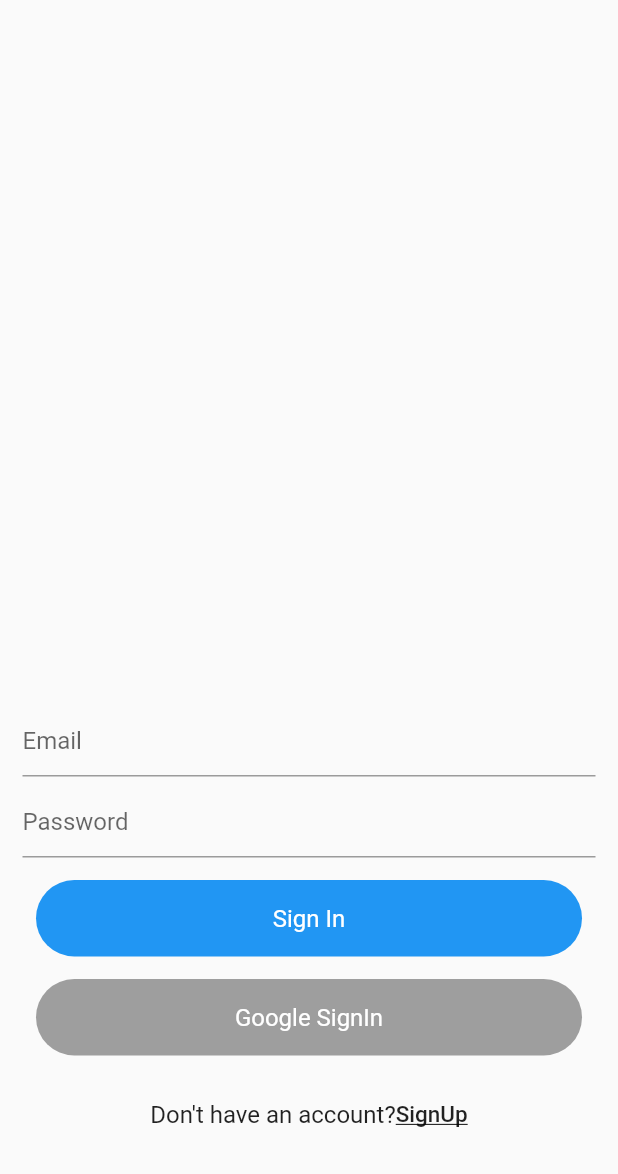
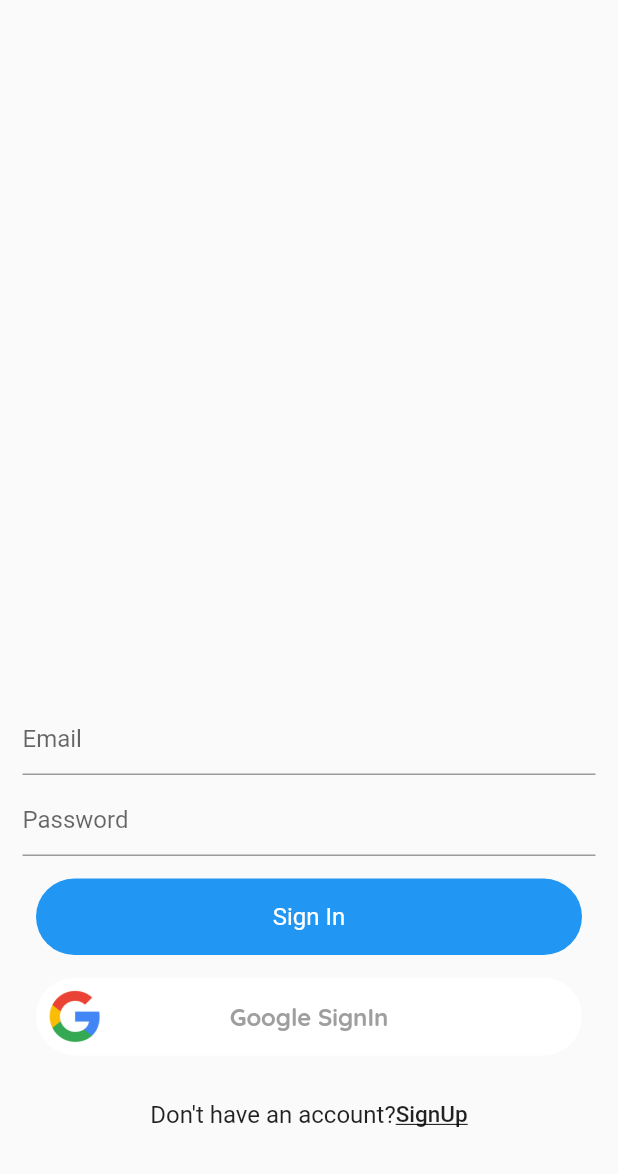
Before and after one commit to ArslanAsghar123/QuizMaker, a Flutter app: the SignUp screen opened directly, after a tap on "Sign Up", after a tap on "SignIn", on a phone screen of 412 x 824 dp, the part 62-1236 px from its top. Run offline on Flutter 3.47's test engine with Material 2 defaults, Android fonts, the phone set to English and light mode, and no system bars; our stand-ins replace cloud_firestore, firebase_auth, firebase_core, google_sign_in, random_string, shared_preferences and 1 more; accounts and stored records are empty.

```diff
--- a/lib/main.dart
+++ b/lib/main.dart
@@ -89,7 +89,7 @@ class _AuthenticationWrapperState extends State<AuthenticationWrapper> {
     final firebaseUser = context.watch<User>();
 
     if (firebaseUser != null) {
-      return SignIn();
+      return SplashScreen1();
     }
     return SignUp();
   }
--- a/lib/services/auth.dart
+++ b/lib/services/auth.dart
@@ -1,7 +1,9 @@
 import 'package:firebase_auth/firebase_auth.dart';
+import 'package:google_sign_in/google_sign_in.dart';
 
 class AuthenticationService {
   final FirebaseAuth _firebaseAuth;
+
 
   AuthenticationService(this._firebaseAuth);
 
@@ -9,6 +11,7 @@ class AuthenticationService {
 
   Future<void> signOut() async {
     await _firebaseAuth.signOut();
+    await FirebaseAuth.instance.signOut();
   }
 
   Future<String> signIn({String email, String password}) async {
@@ -30,4 +33,6 @@ class AuthenticationService {
       return e.message;
     }
   }
+
+
 }
--- a/lib/view/signin.dart
+++ b/lib/view/signin.dart
@@ -1,5 +1,6 @@
 import 'package:firebase_auth/firebase_auth.dart';
 import 'package:flutter/material.dart';
+import 'package:google_sign_in/google_sign_in.dart';
 import 'package:quiz_maker/helper/function.dart';
 import 'package:quiz_maker/services/auth.dart';
 import 'package:quiz_maker/view/home.dart';
@@ -16,6 +17,7 @@ class SignIn extends StatefulWidget {
 class _SignInState extends State<SignIn> {
   final _formKey = GlobalKey<FormState>();
   String email, password;
+  GoogleSignIn _signin = GoogleSignIn(scopes: ['email']);
 
   //9797979 AuthService authService = new AuthService;
 
@@ -44,6 +46,20 @@ class _SignInState extends State<SignIn> {
       // ignore: unnecessary_statements
       //context.read<AuthenticationService>().signIn;
 
+    }
+  }
+  Future<void> googleSignIn() async {
+    try {
+      GoogleSignInAccount account = await _signin.signIn();
+      GoogleSignInAuthentication auth = await account.authentication;
+
+      AuthCredential credential = GoogleAuthProvider.credential(
+          accessToken: auth.accessToken, idToken: auth.idToken);
+
+      // Logging In....
+      FirebaseAuth.instance.signInWithCredential(credential);
+    } catch (error) {
+      print(error);
     }
   }
 
@@ -126,17 +142,28 @@ class _SignInState extends State<SignIn> {
                           SizedBox(
                             height: 15.0,
                           ),
-                          Container(
+                          GestureDetector(
+                            onTap: (){
+                              googleSignIn();
+                            },
+                            child: Container(
                               padding: EdgeInsets.symmetric(vertical: 16.0),
+
                               decoration: BoxDecoration(
-                                color: Colors.grey,
+                                image:  DecorationImage(
+                                  alignment: Alignment.topLeft,
+                                  image: AssetImage('assets/google_PNG19635.png'),
+                                ),
+                                  color: Colors.white,
                                   borderRadius: BorderRadius.circular(30)),
                               width: MediaQuery.of(context).size.width - 48,
                               alignment: Alignment.center,
                               child: Text(
                                 'Google SignIn',
                                 style: TextStyle(
-                                  fontSize: 16.0, color: Colors.white),
+                                    fontSize: 16.0, color: Colors.grey,fontWeight: FontWeight.w700,fontFamily: 'Quicksand'),
+
+                              ),
                             ),
                           ),
                           SizedBox(
--- a/pubspec.yaml
+++ b/pubspec.yaml
@@ -66,6 +66,7 @@ flutter:
   assets:
     - assets/attachment.gif
     - assets/loading.gif
+    - assets/google_PNG19635.png
 
   # An image asset can refer to one or more resolution-specific "variants", see
   # https://flutter.dev/assets-and-images/#resolution-aware.
```
Also changed, not shown: assets/google_PNG19635.png (added). Lines whose indentation alone changed are shown as unchanged.
